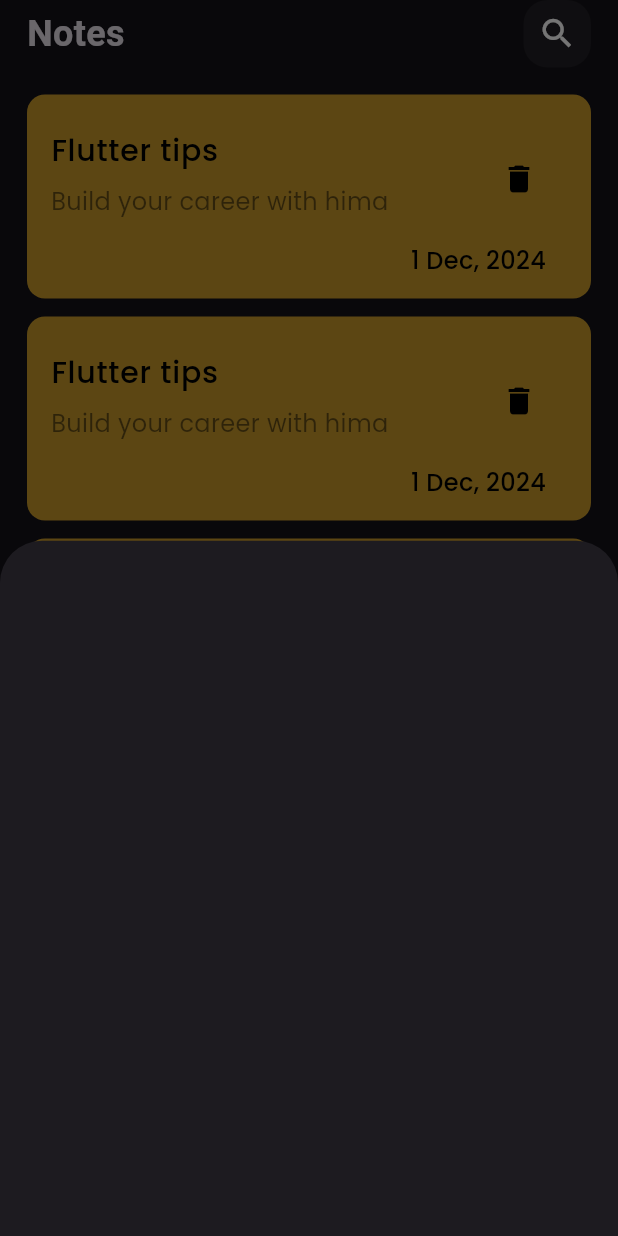
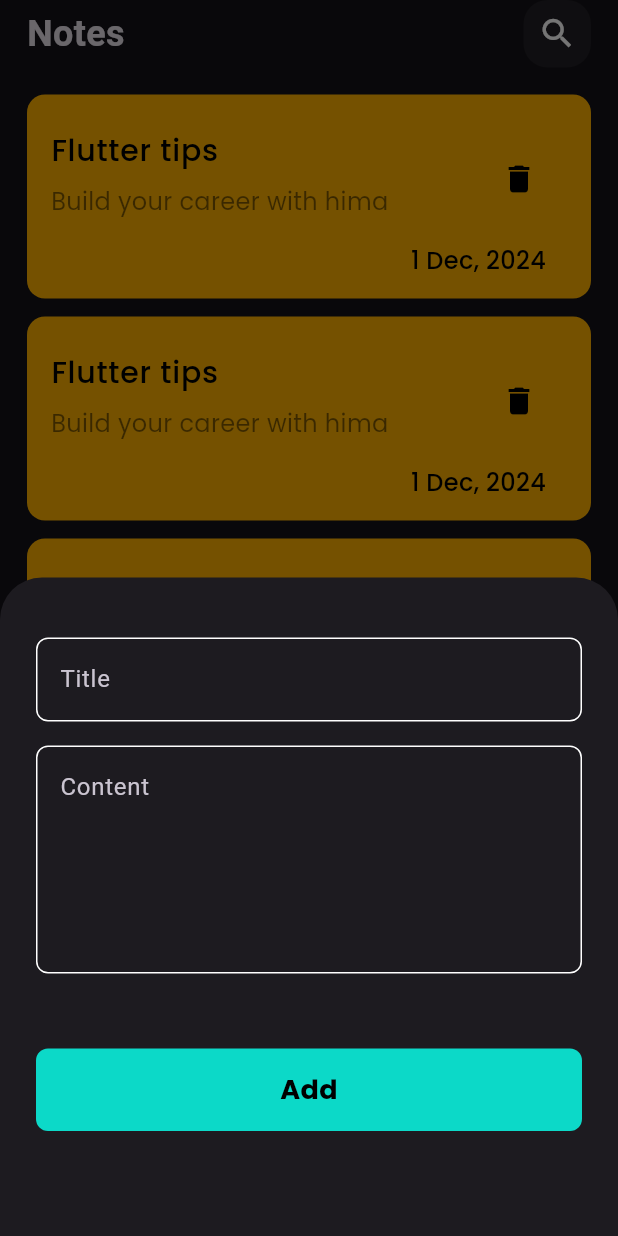
Before and after one commit to ibrahimagdy/notes_app, a Flutter app: the screen it shows after launch, after a tap on the "add" icon, on a phone screen of 412 x 824 dp. Run offline on Flutter 3.47's test engine with Material 3 defaults, Android fonts, the phone set to English and light mode, and no system bars; our stand-ins replace google_fonts.

Commit message:
add edit note view

```diff
--- /dev/null
+++ b/lib/constants.dart
@@ -0,0 +1,3 @@
+import 'package:flutter/material.dart';
+
+const kPrimaryColor =  Color(0xff0cd9c8);
--- /dev/null
+++ b/lib/model/note_model.dart
@@ -0,0 +1,13 @@
+class NoteModel {
+  final String title;
+  final String content;
+  final String date;
+  final int color;
+
+  NoteModel({
+    required this.title,
+    required this.content,
+    required this.date,
+    required this.color,
+  });
+}
--- /dev/null
+++ b/lib/view/edit_note_view.dart
@@ -0,0 +1,36 @@
+import 'package:flutter/material.dart';
+import 'package:notes_app/view/widgets/custom_app_bar.dart';
+import 'package:notes_app/view/widgets/custom_text_form_field.dart';
+
+class EditNoteView extends StatelessWidget{
+  const EditNoteView({super.key});
+
+  @override
+  Widget build(BuildContext context) {
+    return const Scaffold(
+      body: SafeArea(
+        child: Padding(
+          padding: EdgeInsets.symmetric(horizontal: 18),
+          child: Column(
+            children: [
+              CustomAppBar(
+                title: 'Edit Note',
+                icon: Icons.check,
+              ),
+              SizedBox(height: 50),
+              CustomTextFormField(
+                hint: 'Title',
+              ),
+              SizedBox(height: 16),
+              CustomTextFormField(
+                hint: 'Content',
+                maxLines: 5,
+              ),
+            ],
+          ),
+        ),
+      ),
+    );
+  }
+
+}
--- a/lib/view/notes_view.dart
+++ b/lib/view/notes_view.dart
@@ -1,4 +1,5 @@
 import 'package:flutter/material.dart';
+import 'package:notes_app/constants.dart';
 import 'package:notes_app/view/widgets/add_note_bottom_sheet.dart';
 import 'package:notes_app/view/widgets/custom_app_bar.dart';
 import 'package:notes_app/view/widgets/notes_list_view.dart';
@@ -14,7 +15,10 @@ class NotesView extends StatelessWidget {
           padding: EdgeInsets.symmetric(horizontal: 18),
           child: Column(
             children: [
-              CustomAppBar(),
+              CustomAppBar(
+                title: 'Notes',
+                icon: Icons.search,
+              ),
               NotesListView(),
             ],
           ),
@@ -22,7 +26,7 @@ class NotesView extends StatelessWidget {
       ),
 
       floatingActionButton: FloatingActionButton(
-        backgroundColor: const Color(0xff0cd9c8),
+        backgroundColor: kPrimaryColor,
         shape: RoundedRectangleBorder(borderRadius: BorderRadius.circular(50)),
         onPressed: () {
           showModalBottomSheet(
--- a/lib/view/widgets/add_note_bottom_sheet.dart
+++ b/lib/view/widgets/add_note_bottom_sheet.dart
@@ -1,10 +1,31 @@
 import 'package:flutter/material.dart';
+import 'custom_button.dart';
+import 'custom_text_form_field.dart';
 
-class AddNoteBottomSheet extends StatelessWidget{
+class AddNoteBottomSheet extends StatelessWidget {
   const AddNoteBottomSheet({super.key});
 
   @override
   Widget build(BuildContext context) {
-    return Container();
+    return const Padding(
+      padding: EdgeInsets.symmetric(horizontal: 24),
+      child: Column(
+        mainAxisSize: MainAxisSize.min,
+        children: [
+          SizedBox(height: 40),
+          CustomTextFormField(
+            hint: 'Title',
+          ),
+          SizedBox(height: 16),
+          CustomTextFormField(
+            hint: 'Content',
+            maxLines: 5,
+          ),
+          SizedBox(height: 50),
+          CustomButton(),
+          SizedBox(height: 70),
+        ],
+      ),
+    );
   }
 }
--- a/lib/view/widgets/custom_app_bar.dart
+++ b/lib/view/widgets/custom_app_bar.dart
@@ -1,22 +1,24 @@
 import 'package:flutter/material.dart';
-import 'custom_search_icon.dart';
+import 'custom_icon.dart';
 
 class CustomAppBar extends StatelessWidget {
-  const CustomAppBar({super.key});
+  final String title;
+  final IconData icon;
+  const CustomAppBar({super.key, required this.title, required this.icon});
 
   @override
   Widget build(BuildContext context) {
-    return const Row(
+    return Row(
       mainAxisAlignment: MainAxisAlignment.spaceBetween,
       children: [
         Text(
-          'Notes',
-          style: TextStyle(
+          title,
+          style: const TextStyle(
             fontWeight: FontWeight.bold,
             fontSize: 24,
           ),
         ),
-        CustomSearchIcon(),
+        CustomIcon(icon: icon),
       ],
     );
   }
--- /dev/null
+++ b/lib/view/widgets/custom_button.dart
@@ -0,0 +1,29 @@
+import 'package:flutter/material.dart';
+import 'package:google_fonts/google_fonts.dart';
+import '../../constants.dart';
+
+class CustomButton extends StatelessWidget{
+  const CustomButton({super.key});
+
+  @override
+  Widget build(BuildContext context) {
+    return Container(
+      width: MediaQuery.of(context).size.width,
+      height: 55,
+      decoration: BoxDecoration(
+        color: kPrimaryColor,
+        borderRadius: BorderRadius.circular(8),
+      ),
+      child: Center(
+        child: Text(
+            'Add',
+            style: GoogleFonts.poppins(
+              fontSize: 18,
+              fontWeight: FontWeight.bold,
+              color: Colors.black,
+            )
+        ),
+      ),
+    );
+  }
+}
--- a/lib/view/widgets/custom_search_icon.dart
+++ b/lib/view/widgets/custom_icon.dart
@@ -1,7 +1,8 @@
 import 'package:flutter/material.dart';
 
-class CustomSearchIcon extends StatelessWidget {
-  const CustomSearchIcon({super.key});
+class CustomIcon extends StatelessWidget {
+  final IconData icon;
+  const CustomIcon({super.key, required this.icon});
 
   @override
   Widget build(BuildContext context) {
@@ -12,8 +13,8 @@ class CustomSearchIcon extends StatelessWidget {
         borderRadius: BorderRadius.circular(16),
         color: Colors.white.withOpacity(0.05),
       ),
-      child: const Icon(
-        Icons.search,
+      child: Icon(
+        icon,
         size: 26,
       ),
     );
--- a/lib/view/widgets/custom_note_item.dart
+++ b/lib/view/widgets/custom_note_item.dart
@@ -1,15 +1,24 @@
 import 'package:flutter/material.dart';
 import 'package:google_fonts/google_fonts.dart';
+import 'package:notes_app/view/edit_note_view.dart';
 
 class CustomNoteItem extends StatelessWidget {
   const CustomNoteItem({super.key});
 
   @override
   Widget build(BuildContext context) {
-    return Container(
+    return GestureDetector(
+      onTap: () {
+        Navigator.push(context, MaterialPageRoute(
+          builder: (context) {
+            return const EditNoteView();
+          },
+        ));
+      },
+      child: Container(
         padding: const EdgeInsets.symmetric(vertical: 14),
         decoration: BoxDecoration(
-        color: const Color(0xffc9992a),
+          color: const Color(0xffffb100),
           borderRadius: BorderRadius.circular(12),
         ),
         child: Column(
@@ -55,6 +64,7 @@ class CustomNoteItem extends StatelessWidget {
             )
           ],
         ),
+      ),
     );
   }
 }
--- /dev/null
+++ b/lib/view/widgets/custom_text_form_field.dart
@@ -0,0 +1,31 @@
+import 'package:flutter/material.dart';
+import '../../constants.dart';
+
+class CustomTextFormField extends StatelessWidget {
+  final String hint;
+  final int maxLines;
+  const CustomTextFormField({super.key, required this.hint, this.maxLines = 1});
+
+  @override
+  Widget build(BuildContext context) {
+    return TextFormField(
+      maxLines: maxLines,
+      cursorColor: kPrimaryColor,
+      decoration: InputDecoration(
+        border: buildBorder(),
+        enabledBorder: buildBorder(),
+        focusedBorder: buildBorder(kPrimaryColor),
+        hintText: hint,
+      ),
+    );
+  }
+
+  OutlineInputBorder buildBorder([color]) {
+    return OutlineInputBorder(
+      borderRadius: BorderRadius.circular(8),
+      borderSide: BorderSide(
+        color: color ?? Colors.white,
+      ),
+    );
+  }
+}
```
Lines whose indentation alone changed are shown as unchanged.
